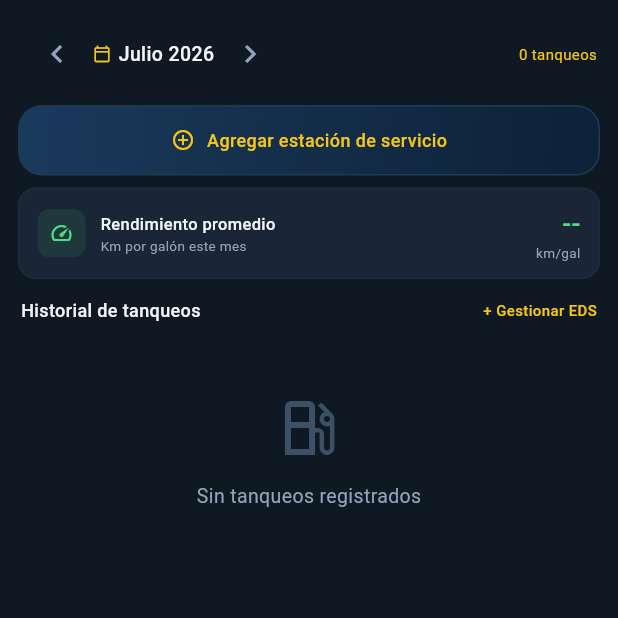
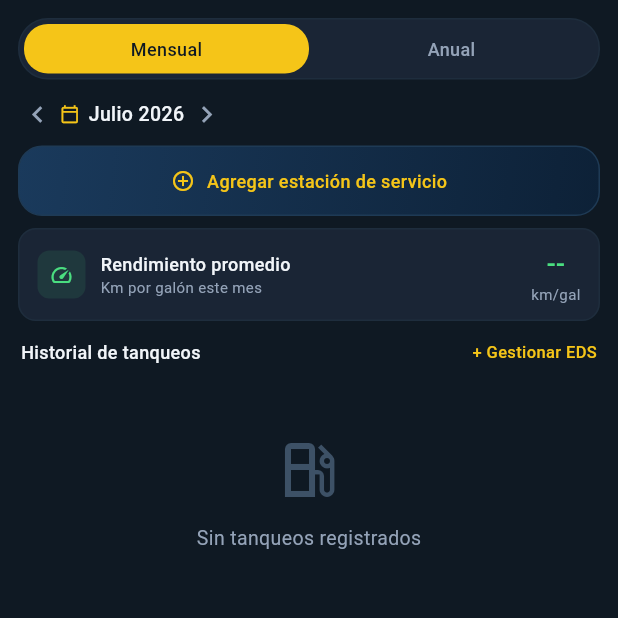
Before and after one commit to jymontero/app_control_tarifa, a Flutter app: the Gasoline screen opened directly, after a tap on the "chevron left" icon, on a phone screen of 412 x 824 dp, the top half of it. Run offline on Flutter 3.47's test engine with Material 3 defaults, Android fonts, the phone set to English and light mode, and no system bars; our stand-ins replace cloud_firestore, firebase_core, math_expressions, quickalert; missing offline and left inert: cron, mat_month_picker_dialog, pattern_formatter, slide_action; accounts and stored records are empty.

Commit message:
[ADD] Se agrega fucnionalidad de busqueda de tanqueo por periodo mensual.

```diff
--- a/lib/services/bd_confi.dart
+++ b/lib/services/bd_confi.dart
@@ -93,24 +93,31 @@ class FireStoreDataBase {
     return eds;
   }
 
-  Future<List<GasolineTank>> getModeloTanqueo() async {
+  Future<List<GasolineTank>> getModeloTanqueoMes(
+      {required int month, required int year}) async {
+    // El formato de fecha es '2024-02-14' así que filtramos por rango
+    final inicio = DateTime(year, month, 1);
+    final fin = DateTime(year, month + 1, 1);
+
+    final fechaInicio =
+        '${inicio.year}-${inicio.month.toString().padLeft(2, '0')}-${inicio.day.toString().padLeft(2, '0')}';
+
+    final fechaFin =
+        '${fin.year}-${fin.month.toString().padLeft(2, '0')}-${fin.day.toString().padLeft(2, '0')}';
+
     final queryGAS = await db
         .collection('gasolina')
+        .where('fecha', isGreaterThanOrEqualTo: fechaInicio)
+        .where('fecha', isLessThan: fechaFin)
         .orderBy('fecha', descending: true)
-        .limit(17)
         .get();
 
-    final gas = queryGAS.docs.map((e) {
+    return queryGAS.docs.map((e) {
       final modeloGasolineTank = GasolineTank.fromJson(e.data());
       modeloGasolineTank.id = e.id;
       return modeloGasolineTank;
     }).toList();
-    // ignore: avoid_print
-
-    return gas;
   }
-
-  Future<void> averageValorTanqueo() async {}
 
 //CONSULTAS DE AGREGACION BASE DE DATOS FIREBASE
   Future<void> addVariableBD(int monto, String nombre) async {
--- a/lib/ui/presentation/screens/screens_tanqueo/gas_screen.dart
+++ b/lib/ui/presentation/screens/screens_tanqueo/gas_screen.dart
@@ -1,5 +1,6 @@
 import 'package:flutter/material.dart';
 import 'package:intl/intl.dart';
+import 'package:mat_month_picker_dialog/mat_month_picker_dialog.dart';
 import 'package:taxi_servicios/domain/entitis/estaciongas.dart';
 import 'package:taxi_servicios/domain/entitis/gas.dart';
 import 'package:taxi_servicios/services/bd_confi.dart';
@@ -35,7 +36,8 @@ class _GasolineState extends State<Gasoline> {
   List<EstacionGas> _listaEDS = [];
   bool _cargandoTanqueo = true;
   bool _cargandoEDS = true;
-  DateTime _mesSeleccionado = DateTime.now();
+  DateTime _selectedDate = DateTime.now().toLocal();
+  String _periodo = 'mensual';
 
   final _fmt = NumberFormat.currency(
     locale: 'es_MX',
@@ -70,7 +72,8 @@ class _GasolineState extends State<Gasoline> {
   }
 
   Future<void> _cargarTanqueo() async {
-    final lista = await _bd.getModeloTanqueo();
+    final lista = await _bd.getModeloTanqueoMes(
+        month: _selectedDate.month, year: _selectedDate.year);
     if (!mounted) return;
     setState(() {
       _listaTanqueo = lista;
@@ -104,9 +107,11 @@ class _GasolineState extends State<Gasoline> {
 
   String _compacto(int valor) {
     if (valor >= 1000000) return '${(valor / 1000000).toStringAsFixed(1)}M';
-    if (valor >= 1000) return '${(valor / 1000).toStringAsFixed(0)}k';
-    return valor.toString();
+    //if (valor >= 1000) return '${(valor / 1000).toStringAsFixed(0)}k';
+    return _fmt.format(valor);
   }
+
+  String _nombreMes() => DateFormat.MMMM('es').format(_selectedDate);
 
   // ── Build ─────────────────────────────────────────────────────────────────────
 
@@ -123,6 +128,7 @@ class _GasolineState extends State<Gasoline> {
               child: ListView(
                 padding: const EdgeInsets.only(bottom: 12),
                 children: [
+                  _buildSelectorPeriodo(),
                   _buildSelectorMes(),
                   _buildCardEDS(),
                   _buildCardRendimiento(),
@@ -147,6 +153,61 @@ class _GasolineState extends State<Gasoline> {
   }
 
   // ── Selector mes ──────────────────────────────────────────────────────────────
+  Widget _buildSelectorPeriodo() {
+    return Padding(
+      padding: const EdgeInsets.fromLTRB(12, 12, 12, 0),
+      child: Container(
+        decoration: BoxDecoration(
+          color: _C.cardBg,
+          borderRadius: BorderRadius.circular(20),
+          border: Border.all(color: _C.cardBorder),
+        ),
+        padding: const EdgeInsets.all(3),
+        child: Row(
+          children: [
+            _periodoBtn('Mensual', 'mensual'),
+            _periodoBtn('Anual', 'anual'),
+          ],
+        ),
+      ),
+    );
+  }
+
+  Widget _periodoBtn(String label, String value) {
+    final isActive = _periodo == value;
+    return Expanded(
+      child: GestureDetector(
+        onTap: () => _cambiarPeriodo(value),
+        child: AnimatedContainer(
+          duration: const Duration(milliseconds: 200),
+          padding: const EdgeInsets.symmetric(vertical: 8),
+          decoration: BoxDecoration(
+            color: isActive ? _C.accent : Colors.transparent,
+            borderRadius: BorderRadius.circular(16),
+          ),
+          child: Center(
+            child: Text(
+              label,
+              style: TextStyle(
+                fontSize: 12,
+                fontWeight: FontWeight.w500,
+                color: isActive ? const Color(0xFF0F1923) : _C.secondary,
+              ),
+            ),
+          ),
+        ),
+      ),
+    );
+  }
+
+  void _cambiarPeriodo(String periodo) {
+    if (_periodo == periodo) return;
+    setState(() {
+      _periodo = periodo;
+      _selectedDate = DateTime.now();
+      _cargarTanqueo();
+    });
+  }
 
   Widget _buildSelectorMes() {
     return Padding(
@@ -156,30 +217,37 @@ class _GasolineState extends State<Gasoline> {
         children: [
           Row(
             children: [
-              IconButton(
-                icon: const Icon(
-                  Icons.chevron_left,
-                  color: _C.secondary,
+              GestureDetector(
+                onTap: () => _cambiarMes(-1),
+                child: const Icon(Icons.chevron_left,
+                    color: _C.secondary, size: 22),
               ),
-                onPressed: () {
+              const SizedBox(width: 4),
+              GestureDetector(
+                onTap: () async {
+                  final DateTime? selected = await showMonthPicker(
+                    context: context,
+                    initialDate: _selectedDate,
+                    firstDate: DateTime(2022),
+                    lastDate: DateTime(2030),
+                    locale: const Locale('es'),
+                  );
+                  if (selected != null && selected != _selectedDate) {
                     setState(() {
-                    _mesSeleccionado = DateTime(
-                      _mesSeleccionado.year,
-                      _mesSeleccionado.month - 1,
-                    );
+                      _selectedDate = selected;
+                      _cargarTanqueo();
                     });
+                  }
                 },
-              ),
-              Row(
+                child: Row(
                   children: [
-                  const Icon(
-                    Icons.calendar_today_outlined,
-                    color: _C.accent,
-                    size: 12,
-                  ),
-                  const SizedBox(width: 5),
+                    const Icon(Icons.calendar_today_outlined,
+                        color: _C.accent, size: 13),
+                    const SizedBox(width: 6),
                     Text(
-                    _mesActual(),
+                      _periodo == 'mensual'
+                          ? '${_nombreMes().substring(0, 1).toUpperCase()}${_nombreMes().substring(1)} ${_selectedDate.year}'
+                          : '${_selectedDate.year}',
                       style: const TextStyle(
                         fontSize: 13,
                         fontWeight: FontWeight.w500,
@@ -188,32 +256,30 @@ class _GasolineState extends State<Gasoline> {
                     ),
                   ],
                 ),
-              IconButton(
-                icon: const Icon(
-                  Icons.chevron_right,
-                  color: _C.secondary,
               ),
-                onPressed: () {
-                  setState(() {
-                    _mesSeleccionado = DateTime(
-                      _mesSeleccionado.year,
-                      _mesSeleccionado.month + 1,
-                    );
-                  });
-                },
+              const SizedBox(width: 4),
+              GestureDetector(
+                onTap: () => _cambiarMes(1),
+                child: const Icon(Icons.chevron_right,
+                    color: _C.secondary, size: 22),
               ),
             ],
-          ),
-          Text(
-            '${_listaTanqueo.length} tanqueos',
-            style: const TextStyle(
-              fontSize: 10,
-              color: _C.accent,
-            ),
           ),
         ],
       ),
     );
+  }
+
+  void _cambiarMes(int delta) {
+    setState(() {
+      if (_periodo == 'mensual') {
+        _selectedDate =
+            DateTime(_selectedDate.year, _selectedDate.month + delta);
+      } else {
+        _selectedDate = DateTime(_selectedDate.year + delta);
+      }
+      _cargarTanqueo();
+    });
   }
 
   String _mesActual() {
@@ -233,7 +299,7 @@ class _GasolineState extends State<Gasoline> {
     ];
     //final now = DateTime.now();
     //return '${meses[now.month - 1]} ${now.year}';
-    return '${meses[_mesSeleccionado.month - 1]} ${_mesSeleccionado.year}';
+    return '${meses[_selectedDate.month - 1]} ${_selectedDate.year}';
   }
 
   // ── Card EDS activa ───────────────────────────────────────────────────────────
@@ -302,7 +368,7 @@ class _GasolineState extends State<Gasoline> {
                                     child: const Text(
                                       'Mejor Precio',
                                       style: TextStyle(
-                                          fontSize: 9, color: _C.accent),
+                                          fontSize: 10, color: _C.accent),
                                     ),
                                   ),
                                 ],
@@ -310,18 +376,18 @@ class _GasolineState extends State<Gasoline> {
                               Text(
                                 _listaEDS.first.barrio,
                                 style: const TextStyle(
-                                    fontSize: 10, color: _C.secondary),
+                                    fontSize: 11, color: _C.secondary),
                               ),
                             ],
                           ),
                         ),
                         Column(
-                          crossAxisAlignment: CrossAxisAlignment.end,
+                          crossAxisAlignment: CrossAxisAlignment.center,
                           children: [
                             const Text(
                               'Precio galón',
                               style:
-                                  TextStyle(fontSize: 9, color: _C.secondary),
+                                  TextStyle(fontSize: 11, color: _C.secondary),
                             ),
                             Text(
                               _fmt.format(_listaEDS.first.valorgalon),
@@ -343,7 +409,7 @@ class _GasolineState extends State<Gasoline> {
                       children: [
                         _resumenItem(
                           label: 'Total gastado',
-                          value: '\$${_compacto(_totalGastado)}',
+                          value: _compacto(_totalGastado),
                           color: _C.red,
                         ),
                         _resumenItem(
@@ -378,14 +444,14 @@ class _GasolineState extends State<Gasoline> {
         ),
         margin: const EdgeInsets.symmetric(horizontal: 3),
         child: Column(
-          crossAxisAlignment: CrossAxisAlignment.start,
+          crossAxisAlignment: CrossAxisAlignment.center,
           children: [
             Text(label,
-                style: const TextStyle(fontSize: 8, color: _C.secondary)),
+                style: const TextStyle(fontSize: 10, color: _C.secondary)),
             const SizedBox(height: 3),
             Text(value,
                 style: TextStyle(
-                    fontSize: 11, fontWeight: FontWeight.w500, color: color)),
+                    fontSize: 12, fontWeight: FontWeight.w500, color: color)),
           ],
         ),
       ),
@@ -447,19 +513,19 @@ class _GasolineState extends State<Gasoline> {
                 Text(
                   'Rendimiento promedio',
                   style: TextStyle(
-                      fontSize: 11,
+                      fontSize: 12,
                       fontWeight: FontWeight.w500,
                       color: _C.primary),
                 ),
                 Text(
                   'Km por galón este mes',
-                  style: TextStyle(fontSize: 9, color: _C.secondary),
+                  style: TextStyle(fontSize: 10, color: _C.secondary),
                 ),
               ],
             ),
           ),
           Column(
-            crossAxisAlignment: CrossAxisAlignment.end,
+            crossAxisAlignment: CrossAxisAlignment.center,
             children: [
               Text(
                 rend > 0 ? rend.toStringAsFixed(1) : '--',
@@ -471,7 +537,7 @@ class _GasolineState extends State<Gasoline> {
               ),
               const Text(
                 'km/gal',
-                style: TextStyle(fontSize: 9, color: _C.secondary),
+                style: TextStyle(fontSize: 10, color: _C.secondary),
               ),
             ],
           ),
@@ -507,7 +573,7 @@ class _GasolineState extends State<Gasoline> {
             child: const Text(
               '+ Gestionar EDS',
               style: TextStyle(
-                  fontSize: 10, color: _C.accent, fontWeight: FontWeight.w500),
+                  fontSize: 11, color: _C.accent, fontWeight: FontWeight.w500),
             ),
           ),
         ],
@@ -609,7 +675,7 @@ class _GasolineState extends State<Gasoline> {
                   //t.fecha,
                   fecha,
                   style: const TextStyle(
-                    fontSize: 11,
+                    fontSize: 12,
                     fontWeight: FontWeight.w500,
                     color: _C.primary,
                   ),
@@ -619,17 +685,17 @@ class _GasolineState extends State<Gasoline> {
                   children: [
                     Text(
                       '${t.kilometraje} km',
-                      style: const TextStyle(fontSize: 9, color: _C.secondary),
+                      style: const TextStyle(fontSize: 10, color: _C.secondary),
                     ),
                     const SizedBox(width: 6),
                     Text(
                       '${t.galon.toStringAsFixed(1)} gal',
-                      style: const TextStyle(fontSize: 9, color: _C.secondary),
+                      style: const TextStyle(fontSize: 10, color: _C.secondary),
                     ),
                     const SizedBox(width: 6),
                     Text(
                       '${rend.toStringAsFixed(1)} km/gal',
-                      style: const TextStyle(fontSize: 9, color: _C.secondary),
+                      style: const TextStyle(fontSize: 10, color: _C.secondary),
                     ),
                   ],
                 ),
@@ -637,7 +703,7 @@ class _GasolineState extends State<Gasoline> {
             ),
           ),
           Column(
-            crossAxisAlignment: CrossAxisAlignment.end,
+            crossAxisAlignment: CrossAxisAlignment.center,
             children: [
               Text(
                 _fmt.format(t.valor),
@@ -656,7 +722,7 @@ class _GasolineState extends State<Gasoline> {
                 ),
                 child: Text(
                   badgeLabel,
-                  style: TextStyle(fontSize: 9, color: badgeColor),
+                  style: TextStyle(fontSize: 10, color: badgeColor),
                 ),
               ),
             ],
```
Lines whose indentation alone changed are shown as unchanged.
